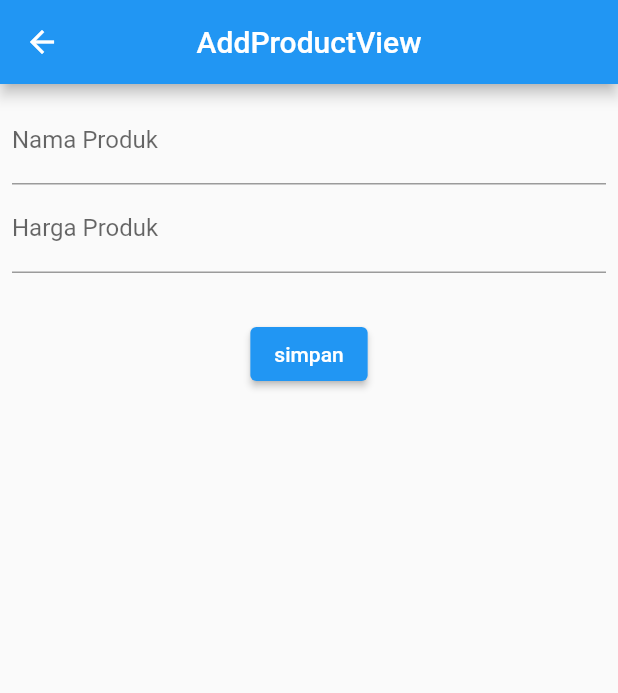
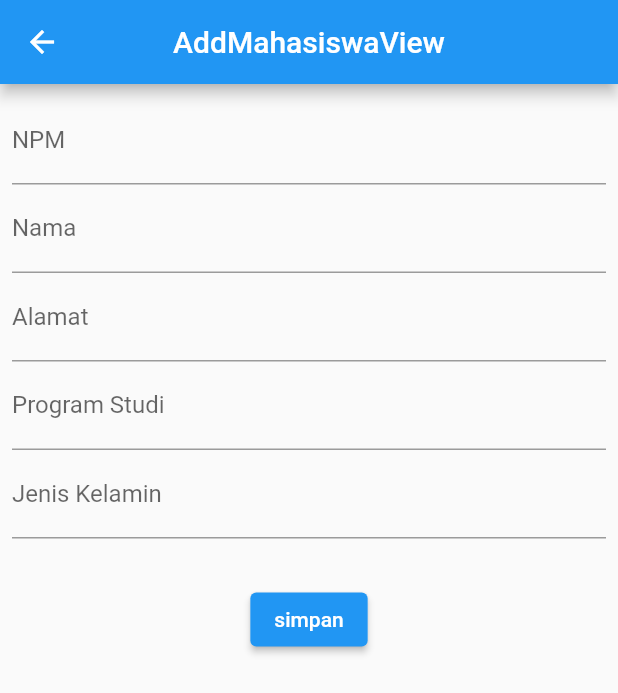
Before and after one commit to RichRicYoh/uts_21312024, a Flutter app: the AddProductView screen opened by its route, on a phone screen of 412 x 824 dp. Shown: the top 693 px of the screen. Run offline on Flutter 3.47's test engine with Material 2 defaults, Android fonts, the light colour scheme and no system bars; our stand-ins replace cloud_firestore, firebase_auth, firebase_core, get, google_sign_in; accounts and stored records are empty; network calls fail.

Commit message:
UTS MOBILE 2 21312024

```diff
--- a/lib/app/modules/add_product/controllers/add_product_controller.dart
+++ b/lib/app/modules/add_product/controllers/add_product_controller.dart
@@ -4,23 +4,33 @@ import 'package:get/get.dart';
 import 'package:firebase_core/firebase_core.dart';
 
 class AddProductController extends GetxController {
+  late TextEditingController cNpm;
   late TextEditingController cNama;
-  late TextEditingController cHarga;
+  late TextEditingController cAlamat;
+  late TextEditingController cProgram;
+  late TextEditingController cJk;
 
   FirebaseFirestore firestore = FirebaseFirestore.instance;
-  Future<void> addProduct(String nama, String harga) async {
-    CollectionReference products = firestore.collection("production");
+  Future<void> addProduct(
+      String npm, String nama, String alamat, String jk, String program) async {
+    CollectionReference mahasis = firestore.collection("mahasiswa");
     try {
-      await products.add({
-        "name":nama,
-        "price": harga,
+      await mahasis.add({
+        "npm": npm,
+        "nama": nama,
+        "alamat": alamat,
+        "program_studi": program,
+        "jk": jk
       });
       Get.defaultDialog(
           title: "Berhasil",
           middleText: "Berhasil menyimpan data produk",
           onConfirm: () {
+            cNpm.clear();
             cNama.clear();
-            cHarga.clear();
+            cAlamat.clear();
+            cProgram.clear();
+            cJk.clear();
             Get.back();
             Get.back();
             textConfirm:
@@ -32,16 +42,22 @@ class AddProductController extends GetxController {
   @override
   void onInit() {
     // TODO: implement onI
+    cNpm = TextEditingController();
     cNama = TextEditingController();
-    cHarga = TextEditingController();
+    cAlamat = TextEditingController();
+    cProgram = TextEditingController();
+    cJk = TextEditingController();
     super.onInit();
   }
 
   @override
   void onClose() {
     // TODO: implement onClose
+    cNpm.dispose();
     cNama.dispose();
-    cHarga.dispose();
+    cAlamat.dispose();
+    cProgram.dispose();
+    cJk.dispose();
     super.onClose();
   }
 }
--- a/lib/app/modules/add_product/views/add_product_view.dart
+++ b/lib/app/modules/add_product/views/add_product_view.dart
@@ -10,34 +10,58 @@ class AddProductView extends GetView<AddProductController> {
   Widget build(BuildContext context) {
     return Scaffold(
         appBar: AppBar(
-          title: const Text('AddProductView'),
+          title: const Text('AddMahasiswaView'),
           centerTitle: true,
         ),
         body: Padding(
           padding: EdgeInsets.all(8),
           child: Column(children: [
             TextField(
-              controller: controller.cNama,
+              controller: controller.cNpm,
               autocorrect: false,
               textInputAction: TextInputAction.next,
-              decoration: InputDecoration(labelText: "Nama Produk"),
+              keyboardType: TextInputType.number,
+              decoration: InputDecoration(labelText: "NPM"),
             ),
             SizedBox(),
             TextField(
-              controller: controller.cHarga,
+              controller: controller.cNama,
+              textInputAction: TextInputAction.next,
+              decoration: InputDecoration(labelText: "Nama"),
+            ),
+            TextField(
+              controller: controller.cAlamat,
+              autocorrect: false,
+              textInputAction: TextInputAction.next,
+              decoration: InputDecoration(labelText: "Alamat"),
+            ),
+            SizedBox(),
+            TextField(
+              controller: controller.cProgram,
+              autocorrect: false,
+              textInputAction: TextInputAction.next,
+              decoration: InputDecoration(labelText: "Program Studi"),
+            ),
+            SizedBox(),
+            TextField(
+              controller: controller.cJk,
+              autocorrect: false,
               textInputAction: TextInputAction.done,
-              keyboardType: TextInputType.number,
-              decoration: InputDecoration(labelText: "Harga Produk"),
+              decoration: InputDecoration(labelText: "Jenis Kelamin"),
             ),
+            SizedBox(),
             SizedBox(
               height: 30,
             ),
             ElevatedButton(
                 onPressed: () => controller.addProduct(
-                    controller.cNama.text, controller.cHarga.text),
+                    controller.cNpm.text,
+                    controller.cNama.text,
+                    controller.cAlamat.text,
+                    controller.cProgram.text,
+                    controller.cJk.text),
                 child: Text("simpan")),
           ]),
-        )
-        );
+        ));
   }
 }
--- a/pubspec.yaml
+++ b/pubspec.yaml
@@ -13,6 +13,7 @@ dependencies:
   firebase_core: ^2.15.0
   firebase_auth: ^4.7.2
   cloud_firestore: ^4.9.0
+  google_sign_in: ^6.1.5
 
 dev_dependencies:
   flutter_lints: ^2.0.0
```
Also changed, not shown: lib/app/controllers/auth_controller.dart (+27 -0 lines), lib/app/modules/home/controllers/home_controller.dart (+3 -5 lines), lib/app/modules/home/views/home_view.dart (+7 -4 lines), lib/app/modules/login/views/login_view.dart (+14 -1 lines), lib/app/modules/update_product/controllers/update_product_controller.dart (+25 -9 lines), lib/app/modules/update_product/views/update_product_view.dart (+37 -9 lines), pubspec.lock.
